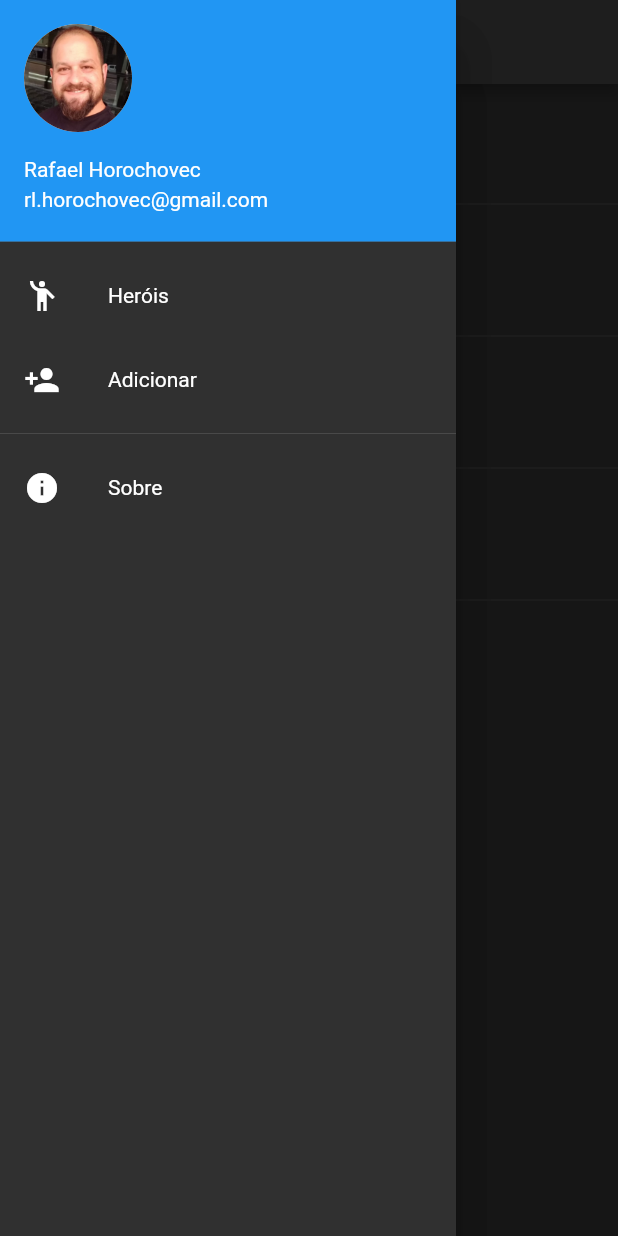
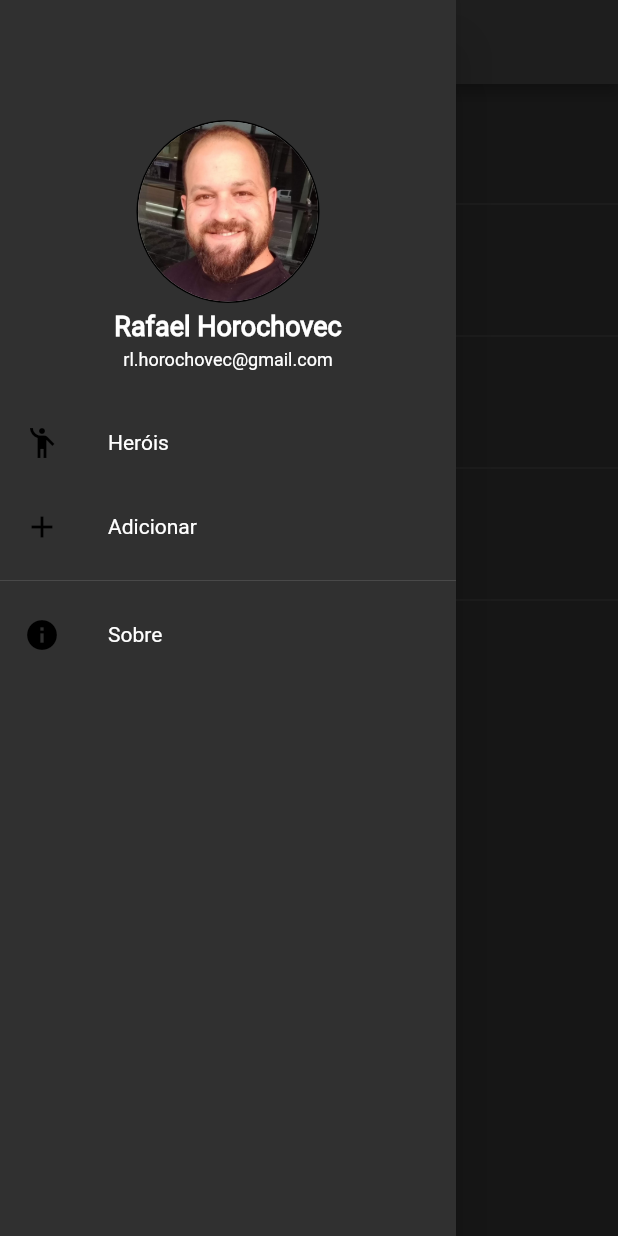
Before and after one commit to rlhorochovec/app_heroi, a Flutter app: the HeroiAbout screen opened directly, with the side drawer open, on a phone screen of 412 x 824 dp. Run offline on Flutter 3.47's test engine with Material 2 defaults, Android fonts, the phone set to English and light mode, and no system bars; our stand-ins replace package_info_plus, splashscreen; network calls fail.

Commit message:
Alterando Drawer e tela de detalhes

```diff
--- a/lib/drawer.dart
+++ b/lib/drawer.dart
@@ -1,6 +1,6 @@
-import 'package:app_heroi/page/heroi_about.dart';
 import 'package:flutter/material.dart';
 
+import 'page/heroi_about.dart';
 import 'page/heroi_add.dart';
 import 'page/heroi_page.dart';
 
@@ -9,52 +9,91 @@ class MainDrawer extends StatelessWidget {
 
   @override
   Widget build(BuildContext context) {
-    return new Drawer(
-      child: new Column(
-        children: <Widget>[
-          new UserAccountsDrawerHeader(
-            accountName: new Text('Rafael Horochovec'),
-            accountEmail: new Text('rl.horochovec@gmail.com'),
-            currentAccountPicture: CircleAvatar(
+    return Column(children: [
+      Container(
+        child: Padding(
+          padding: EdgeInsets.only(top: 80.0),
+          child: Column(
+            mainAxisAlignment: MainAxisAlignment.center,
+            crossAxisAlignment: CrossAxisAlignment.center,
+            children: [
+              CircleAvatar(
+                backgroundColor: Colors.black,
+                radius: 61.0,
+                child: CircleAvatar(
                   backgroundImage: AssetImage(
                     "assets/images/xovec.jpg",
                   ),
-              backgroundColor: Colors.white,
+                  backgroundColor: Colors.grey,
+                  radius: 60.0,
                 ),
               ),
-          new ListTile(
+              SizedBox(
+                height: 5.0,
+              ),
+              Text(
+                "Rafael Horochovec",
+                style: TextStyle(
+                  fontSize: 18.0,
+                  fontWeight: FontWeight.w800,
+                ),
+              ),
+              SizedBox(
+                height: 5.0,
+              ),
+              Text(
+                "rl.horochovec@gmail.com",
+                style: TextStyle(
+                  fontSize: 12.0,
+                  fontWeight: FontWeight.w400,
+                ),
+              ),
+            ],
+          ),
+        ),
+      ),
+      SizedBox(
+        height: 20.0,
+      ),
+      //Now let's Add the button for the Menu
+      //and let's copy that and modify it
+      ListTile(
+        onTap: () {
+          Navigator.push(
+              context, MaterialPageRoute(builder: (context) => HeroiPage()));
+        },
         leading: Icon(
           Icons.emoji_people,
+          color: Colors.black,
         ),
         title: Text('Heróis'),
-            onTap: () {
-              Navigator.push(context,
-                  MaterialPageRoute(builder: (context) => HeroiPage()));
-            },
       ),
-          new ListTile(
-            leading: Icon(
-              Icons.person_add,
-            ),
-            title: Text('Adicionar'),
+
+      ListTile(
         onTap: () {
           Navigator.push(
               context, MaterialPageRoute(builder: (context) => HeroiAdd()));
         },
+        leading: Icon(
+          Icons.add,
+          color: Colors.black,
         ),
+        title: Text('Adicionar'),
+      ),
+
       Divider(),
-          new ListTile(
+
+      ListTile(
+        onTap: () {
+          Navigator.push(
+              context, MaterialPageRoute(builder: (context) => HeroiAbout()));
+        },
         leading: Icon(
           Icons.info,
+          color: Colors.black,
         ),
         title: Text('Sobre'),
-            onTap: () {
-              Navigator.push(context,
-                  MaterialPageRoute(builder: (context) => HeroiAbout()));
-            },
       ),
-        ],
-      ),
-    );
+    ]);
   }
 }
--- a/lib/page/heroi_detail.dart
+++ b/lib/page/heroi_detail.dart
@@ -70,7 +70,7 @@ class _HeroiDetailState extends State<HeroiDetail> {
                   sigmaY: 10.0,
                 ),
                 child: Container(
-                  color: Colors.black.withOpacity(0.7),
+                  color: Colors.grey.withOpacity(0.5),
                 ),
               ),
             ),
@@ -81,7 +81,7 @@ class _HeroiDetailState extends State<HeroiDetail> {
                 Padding(
                     padding: EdgeInsets.fromLTRB(0.0, 30.0, 0.0, 30.0),
                     child: CircleAvatar(
-                      radius: 81,
+                      radius: 85,
                       backgroundColor: Colors.white,
                       child: CircleAvatar(
                         backgroundImage: AssetImage('assets/images/' +
@@ -89,7 +89,7 @@ class _HeroiDetailState extends State<HeroiDetail> {
                                 .toLowerCase()
                                 .replaceAll(RegExp(' '), '-') +
                             '.jpg'),
-                        radius: 80,
+                        radius: 84,
                       ),
                     )),
                 Padding(
@@ -138,7 +138,7 @@ class _HeroiDetailState extends State<HeroiDetail> {
               content: SingleChildScrollView(
                 child: ListBody(
                   children: <Widget>[
-                    Text('Tem certeza que deseja deletar?'),
+                    Text('Deseja excluir o(a) ' + widget.heroi.name + '?'),
                   ],
                 ),
               ),
```
Also changed, not shown: assets/images/marvel.png. Lines whose indentation alone changed are shown as unchanged.
